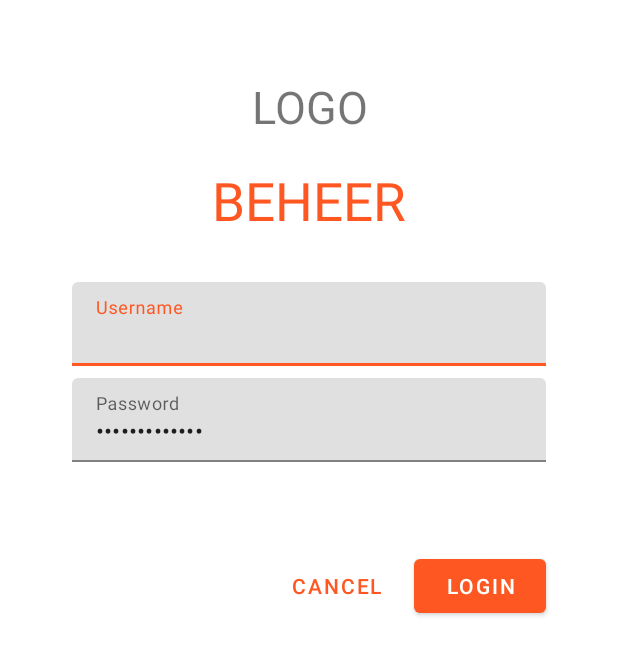
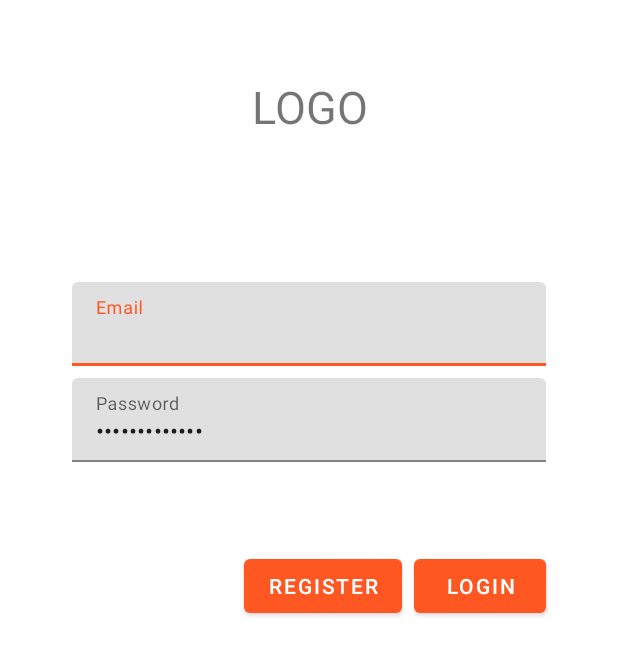
Before and after one commit to bethelhall/auto-manager, an Android app: the layout fragment_login.xml on its own in the app's theme, with its tools: preview values and no code run, on a phone screen of 412 x 824 dp. Shown: the top 655 px of the screen. Run offline under Robolectric (Android 15) with nearby library versions, the phone set to English and light mode, and no system bars.

Commit message:
login issues fixed

```diff
--- a/app/src/main/AndroidManifest.xml
+++ b/app/src/main/AndroidManifest.xml
@@ -10,6 +10,7 @@
         android:label="@string/app_name"
         android:roundIcon="@mipmap/ic_launcher_round"
         android:supportsRtl="true"
+        android:launchMode="standard"
         android:theme="@style/AppTheme"
         tools:ignore="GoogleAppIndexingWarning">
         <activity android:name=".MainActivity">
--- a/app/src/main/java/com/example/beheer/MainActivity.kt
+++ b/app/src/main/java/com/example/beheer/MainActivity.kt
@@ -5,14 +5,11 @@ import android.net.NetworkInfo
 import androidx.appcompat.app.AppCompatActivity
 import android.os.Bundle
 import android.view.View
-import androidx.fragment.app.Fragment
-
 import kotlinx.android.synthetic.main.activity_main.*
 import view.LoginFragment
 import view.RegisterFragment
 
 class MainActivity : AppCompatActivity(){
-
 
 
     override fun onCreate(savedInstanceState: Bundle?) {
@@ -21,13 +18,12 @@ class MainActivity : AppCompatActivity(){
         if (savedInstanceState == null) {
             supportFragmentManager
                 .beginTransaction()
-                .replace(R.id.container, RegisterFragment())
+                .replace(R.id.container, LoginFragment())
                 .commit()
         }
         hideBottomBar(false)
 
     }
-
 
     fun hideBottomBar(isHidden: Boolean) {
         bottom_navigation.visibility = if (isHidden) View.GONE else View.VISIBLE
--- a/app/src/main/res/layout/fragment_login.xml
+++ b/app/src/main/res/layout/fragment_login.xml
@@ -1,10 +1,12 @@
 <?xml version="1.0" encoding="utf-8"?>
 <layout xmlns:android="http://schemas.android.com/apk/res/android"
-    xmlns:app="http://schemas.android.com/apk/res-auto">
+    xmlns:app="http://schemas.android.com/apk/res-auto"
+    xmlns:tools="http://schemas.android.com/tools">
 
     <androidx.constraintlayout.widget.ConstraintLayout
         android:layout_width="match_parent"
-        android:layout_height="match_parent">
+        android:layout_height="match_parent"
+        tools:context="view.LoginFragment">
         <TextView
             android:id="@+id/textView2"
             android:layout_width="0dp"
@@ -23,23 +25,23 @@
             app:layout_constraintStart_toStartOf="@+id/guideline4"
             app:layout_constraintTop_toTopOf="parent" />
 
-        <TextView
-            android:layout_width="312dp"
-            android:layout_height="45dp"
-            android:layout_gravity="center_horizontal"
-            android:layout_marginStart="8dp"
-            android:layout_marginLeft="8dp"
-            android:layout_marginTop="8dp"
-            android:layout_marginEnd="8dp"
-            android:layout_marginRight="8dp"
-            android:gravity="center"
-            android:text="@string/app_name"
-            android:textAllCaps="true"
-            android:textColor="@color/colorPrimary"
-            android:textSize="35sp"
-            app:layout_constraintEnd_toStartOf="@+id/guideline6"
-            app:layout_constraintStart_toStartOf="@+id/guideline4"
-            app:layout_constraintTop_toBottomOf="@+id/textView2" />
+<!--        <TextView-->
+<!--            android:layout_width="312dp"-->
+<!--            android:layout_height="45dp"-->
+<!--            android:layout_gravity="center_horizontal"-->
+<!--            android:layout_marginStart="8dp"-->
+<!--            android:layout_marginLeft="8dp"-->
+<!--            android:layout_marginTop="8dp"-->
+<!--            android:layout_marginEnd="8dp"-->
+<!--            android:layout_marginRight="8dp"-->
+<!--            android:gravity="center"-->
+<!--            android:text="@string/app_name"-->
+<!--            android:textAllCaps="true"-->
+<!--            android:textColor="@color/colorPrimary"-->
+<!--            android:textSize="35sp"-->
+<!--            app:layout_constraintEnd_toStartOf="@+id/guideline6"-->
+<!--            app:layout_constraintStart_toStartOf="@+id/guideline4"-->
+<!--            app:layout_constraintTop_toBottomOf="@+id/textView2" />-->
 
         <com.google.android.material.textfield.TextInputLayout
             android:id="@+id/textInputLayout"
@@ -50,7 +52,7 @@
             android:layout_marginTop="8dp"
             android:layout_marginEnd="8dp"
             android:layout_marginRight="8dp"
-            android:hint="Username"
+            android:hint="@string/email"
             app:layout_constraintEnd_toStartOf="@+id/guideline6"
             app:layout_constraintStart_toStartOf="@+id/guideline4"
             app:layout_constraintTop_toTopOf="@+id/guideline7">
@@ -72,7 +74,7 @@
             android:layout_marginTop="8dp"
             android:layout_marginEnd="8dp"
             android:layout_marginRight="8dp"
-            android:hint="Password"
+            android:hint="@string/password"
             app:errorEnabled="true"
             app:layout_constraintEnd_toStartOf="@+id/guideline6"
             app:layout_constraintStart_toStartOf="@+id/guideline4"
@@ -83,7 +85,7 @@
                 android:layout_width="match_parent"
                 android:layout_height="wrap_content"
                 android:inputType="textPassword"
-                android:text="Edit Password" />
+                android:text="@string/edit_password" />
         </com.google.android.material.textfield.TextInputLayout>
 
 
@@ -93,21 +95,32 @@
             android:layout_height="wrap_content"
             android:layout_marginTop="8dp"
             android:layout_marginEnd="8dp"
-            android:text="Login"
+            android:text="@string/login"
             app:layout_constraintEnd_toStartOf="@+id/guideline6"
             app:layout_constraintTop_toTopOf="@+id/guideline8" />
 
-
         <com.google.android.material.button.MaterialButton
-            android:id="@+id/cancel_button"
-            style="@style/Widget.MaterialComponents.Button.TextButton"
+            android:id="@+id/register_button"
             android:layout_width="wrap_content"
             android:layout_height="wrap_content"
             android:layout_marginTop="8dp"
             android:layout_marginEnd="8dp"
-            android:text="Cancel"
+            android:text="@string/register"
             app:layout_constraintEnd_toStartOf="@+id/login_button"
             app:layout_constraintTop_toTopOf="@+id/guideline8" />
+
+
+<!--        <com.google.android.material.button.MaterialButton-->
+<!--            android:id="@+id/cancel_button"-->
+<!--            style="@style/Widget.MaterialComponents.Button.TextButton"-->
+<!--            android:layout_width="wrap_content"-->
+<!--            android:layout_height="wrap_content"-->
+<!--            android:layout_marginTop="8dp"-->
+<!--            android:layout_marginEnd="8dp"-->
+<!--            android:text="@string/cancel"-->
+<!--            app:layout_constraintEnd_toStartOf="@+id/login_button"-->
+<!--            app:layout_constraintTop_toTopOf="@+id/guideline8" />-->
+
 
         <androidx.constraintlayout.widget.Guideline
             android:id="@+id/guideline4"
--- a/app/src/main/res/layout/fragment_registration.xml
+++ b/app/src/main/res/layout/fragment_registration.xml
@@ -8,7 +8,7 @@
         android:layout_width="match_parent"
         android:layout_height="match_parent"
         android:background="@color/whiteColor"
-        tools:context=".view.RegisterFragment">
+        tools:context="view.RegisterFragment">
 
         <TextView
             android:id="@+id/place_bid_text_view"
--- a/app/src/main/res/layout/manage_layout.xml
+++ b/app/src/main/res/layout/manage_layout.xml
@@ -1,9 +1,7 @@
 <?xml version="1.0" encoding="utf-8"?>
 <layout xmlns:android="http://schemas.android.com/apk/res/android"
     xmlns:app="http://schemas.android.com/apk/res-auto">
-
     <com.google.android.material.card.MaterialCardView
-
         android:layout_width="match_parent"
         android:layout_height="150dp"
         android:layout_marginBottom="16dp"
--- a/app/src/main/res/values/strings.xml
+++ b/app/src/main/res/values/strings.xml
@@ -34,5 +34,11 @@
     <string name="item_descritption">Item description</string>
     <string name="place_bid">Place a Bid</string>
     <string name="placebid">Place Bid</string>
+    <string name="register">Register</string>
+    <string name="cancel">Cancel</string>
+    <string name="login">Login</string>
+    <string name="edit_password">Edit Password</string>
+    <string name="password">Password</string>
+    <string name="email">Email</string>
 
 </resources>
--- a/app/src/main/res/values/styles.xml
+++ b/app/src/main/res/values/styles.xml
@@ -27,6 +27,8 @@
 
     <style name="TextAppearance.Beheer.Toolbar" parent="TextAppearance.MaterialComponents.Button">
         <item name="android:textSize">16sp</item>
+        <item name="colorPrimaryDark">@color/colorPrimaryDark</item>
+
     </style>
 
 </resources>
--- a/build.gradle
+++ b/build.gradle
@@ -10,6 +10,8 @@ buildscript {
     dependencies {
         classpath 'com.android.tools.build:gradle:3.5.2'
         classpath "org.jetbrains.kotlin:kotlin-gradle-plugin:$kotlin_version"
+        classpath 'com.google.gms:google-services:4.3.3'
+
         // NOTE: Do not place your application dependencies here; they belong
         // in the individual module build.gradle files
     }
```
Also changed, not shown: app/build.gradle (+9 -1 lines), app/src/main/java/view/LoginFragment.kt (+7 -8 lines), app/src/main/res/layout/activity_main.xml (+11 -13 lines), 1 other file.
